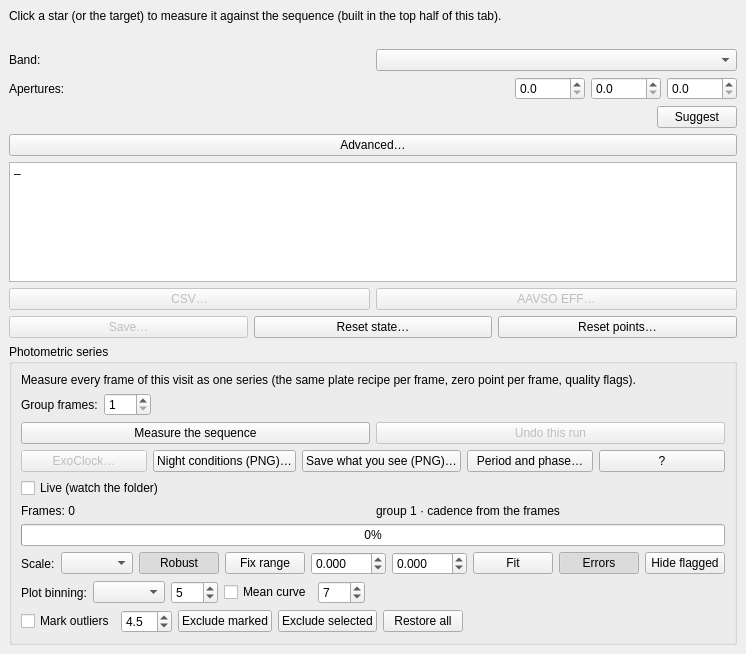
Old version of the form nightscribe/gui/ui/ufe_measure_tab.ui in the repository irydeo/nightscribe.
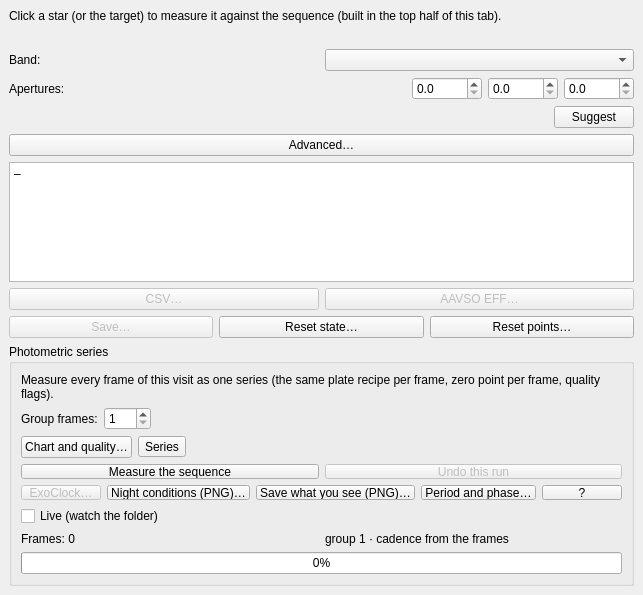
New version of the form.

Commit message: layout: the left panel keeps the action and opens doors (U6)

What changed in the file:
```diff
--- a/nightscribe/gui/ui/ufe_measure_tab.ui
+++ b/nightscribe/gui/ui/ufe_measure_tab.ui
@@ -328,6 +328,14 @@
          </item>
         </layout>
        </item>
+
+      <item>
+       <layout class="QHBoxLayout" name="row_series_doors">
+        <item><widget class="QPushButton" name="btn_series_chart"><property name="toolTip"><string>How the curve is drawn (scale, error bars, binning, mean) and which points you leave out. Opens in its own window, so you can watch the curve while changing it</string></property><property name="text"><string>Chart and quality…</string></property></widget></item>
+        <item><widget class="QToolButton" name="btn_series_more"><property name="toolTip"><string>The occasional series actions: undo the last run, ExoClock, the night's figures, save the chart, period and phase, the guide</string></property><property name="text"><string>Series</string></property><property name="popupMode"><enum>QToolButton::InstantPopup</enum></property></widget></item>
+        <item><spacer name="hsp_series_doors"><property name="orientation"><enum>Qt::Horizontal</enum></property><property name="sizeHint" stdset="0"><size><width>40</width><height>20</height></size></property></spacer></item>
+       </layout>
+      </item>
        <item>
         <layout class="QVBoxLayout" name="vbox_series_actions">
          <item>
@@ -451,41 +459,6 @@
         </property>
        </widget>
       </item>
-      <item>
-       <layout class="QHBoxLayout" name="row_series_chart">
-        <item><widget class="QLabel" name="lbl_series_scale"><property name="text"><string>Scale:</string></property></widget></item>
-        <item><widget class="QComboBox" name="cmb_series_scale"><property name="toolTip"><string>What the vertical axis measures. CALIBRATED shows the measured magnitudes (12.34…); the detrended curve belongs to another level and is not drawn there. Δ MAGNITUDE shows everything referred to a stated level, so a tenth of a magnitude fills the chart. Mixing both on one axis is what produced a 2 to 14 scale for a curve of hundredths</string></property></widget></item>
-        <item><widget class="QPushButton" name="btn_series_robust"><property name="text"><string>Robust</string></property><property name="checkable"><bool>true</bool></property><property name="checked"><bool>true</bool></property><property name="toolTip"><string>The magnitude axis follows the CORE of the curve (median ± 6 robust sigmas) instead of the minimum and maximum, so one anomalous point cannot flatten the rest. Off shows the whole spread; the points outside stay on the chart, anchored to the edge</string></property></widget></item>
-        <item><widget class="QPushButton" name="btn_series_fixaxis"><property name="text"><string>Fix range</string></property><property name="checkable"><bool>true</bool></property><property name="toolTip"><string>Fix the magnitude axis by hand so a hundredth of a magnitude is visible: a 2 to 14 scale hides everything a variable star does. The wheel keeps zooming and dragging keeps panning without touching this</string></property></widget></item>
-        <item><widget class="QDoubleSpinBox" name="spn_series_maglo"><property name="toolTip"><string>Brightest magnitude of the fixed axis (the top of the chart)</string></property><property name="decimals"><number>3</number></property><property name="minimum"><double>-100.0</double></property><property name="maximum"><double>100.0</double></property><property name="singleStep"><double>0.01</double></property><property name="keyboardTracking"><bool>false</bool></property></widget></item>
-        <item><widget class="QDoubleSpinBox" name="spn_series_maghi"><property name="toolTip"><string>Faintest magnitude of the fixed axis (the bottom of the chart)</string></property><property name="decimals"><number>3</number></property><property name="minimum"><double>-100.0</double></property><property name="maximum"><double>100.0</double></property><property name="singleStep"><double>0.01</double></property><property name="keyboardTracking"><bool>false</bool></property></widget></item>
-        <item><widget class="QPushButton" name="btn_series_zoomfit"><property name="text"><string>Fit</string></property><property name="toolTip"><string>Fit the chart to the panel again after zooming and panning (the wheel zooms, the left button drags)</string></property></widget></item>
-        <item><widget class="QPushButton" name="btn_series_errors"><property name="text"><string>Errors</string></property><property name="checkable"><bool>true</bool></property><property name="checked"><bool>true</bool></property><property name="toolTip"><string>Draw each point's own photon error and the calibration band. The zero-point systematic belongs to the whole night, so it is drawn as a band, never as a bar per point; off is for judging the shape of a small-amplitude curve</string></property></widget></item>
-        <item><widget class="QPushButton" name="btn_series_hideflags"><property name="text"><string>Hide flagged</string></property><property name="checkable"><bool>true</bool></property><property name="toolTip"><string>Hide the points whose DATA is in doubt (saturated, cosmic ray, focus, cloud, unaligned) to judge the clean curve. A flag marks and never deletes, so hiding is an explicit act, and the calibration caveats (few comps) stay visible</string></property></widget></item>
-        <item><spacer name="hsp_series_chart"><property name="orientation"><enum>Qt::Horizontal</enum></property><property name="sizeHint" stdset="0"><size><width>40</width><height>20</height></size></property></spacer></item>
-       </layout>
-      </item>
-      <item>
-       <layout class="QHBoxLayout" name="row_series_chart2">
-        <item><widget class="QLabel" name="lbl_series_bin"><property name="text"><string>Plot binning:</string></property></widget></item>
-        <item><widget class="QComboBox" name="cmb_series_bin"><property name="toolTip"><string>Groups the POINTS on the chart, a presentation choice separate from the engine's frame grouping: none draws one point per frame; «every N frames» or «every N minutes» draws the mean with its error, and the raw points stay behind, faded</string></property></widget></item>
-        <item><widget class="QSpinBox" name="spn_series_binn"><property name="toolTip"><string>How many frames, or how many minutes, per plotted point</string></property><property name="minimum"><number>1</number></property><property name="maximum"><number>500</number></property><property name="value"><number>5</number></property></widget></item>
-        <item><widget class="QCheckBox" name="chk_series_mean"><property name="text"><string>Mean curve</string></property><property name="toolTip"><string>Overlay a moving average of the plotted points: the shape of a small-amplitude curve without the noise. It is a guide for the eye, never a measurement</string></property></widget></item>
-        <item><widget class="QSpinBox" name="spn_series_meanwin"><property name="toolTip"><string>Window of the moving average, in plotted points</string></property><property name="minimum"><number>2</number></property><property name="maximum"><number>101</number></property><property name="value"><number>7</number></property></widget></item>
-        <item><spacer name="hsp_series_chart2"><property name="orientation"><enum>Qt::Horizontal</enum></property><property name="sizeHint" stdset="0"><size><width>40</width><height>20</height></size></property></spacer></item>
-       </layout>
-      </item>
-      <item>
-       <layout class="QHBoxLayout" name="row_series_chart3">
-        <item><widget class="QCheckBox" name="chk_series_outliers"><property name="text"><string>Mark outliers</string></property><property name="toolTip"><string>Marks the points that separate from their neighbours by more than the given number of robust sigmas (the scatter is measured on the residual against a local median, so the curve's own shape is never an outlier). The candidates are drawn in red; excluding them is a separate, explicit decision</string></property></widget></item>
-        <item><widget class="QDoubleSpinBox" name="spn_series_outsigma"><property name="toolTip"><string>Threshold in robust sigmas: 4.5 marks only the wild ones, 3.0 also catches the suspicious</string></property><property name="minimum"><double>2.0</double></property><property name="maximum"><double>10.0</double></property><property name="decimals"><number>1</number></property><property name="value"><double>4.5</double></property><property name="singleStep"><double>0.5</double></property><property name="keyboardTracking"><bool>false</bool></property></widget></item>
-        <item><widget class="QPushButton" name="btn_series_exclout"><property name="text"><string>Exclude marked</string></property><property name="toolTip"><string>Excludes every marked outlier from the curve and from the file. The point is never deleted: it is flagged as excluded by hand and can be restored</string></property></widget></item>
-        <item><widget class="QPushButton" name="btn_series_exclsel"><property name="text"><string>Exclude selected</string></property><property name="toolTip"><string>Excludes the points you selected by clicking them on the chart</string></property></widget></item>
-        <item><widget class="QPushButton" name="btn_series_restore"><property name="text"><string>Restore all</string></property><property name="toolTip"><string>Puts every hand-excluded point back on the curve</string></property></widget></item>
-        <item><widget class="QLabel" name="lbl_series_selection"><property name="text"><string/></property><property name="minimumSize"><size><width>180</width><height>0</height></size></property></widget></item>
-        <item><spacer name="hsp_series_chart3"><property name="orientation"><enum>Qt::Horizontal</enum></property><property name="sizeHint" stdset="0"><size><width>40</width><height>20</height></size></property></spacer></item>
-       </layout>
-      </item>
      </layout>
     </widget>
    </item>
```
The commit also changes 11 other files.
